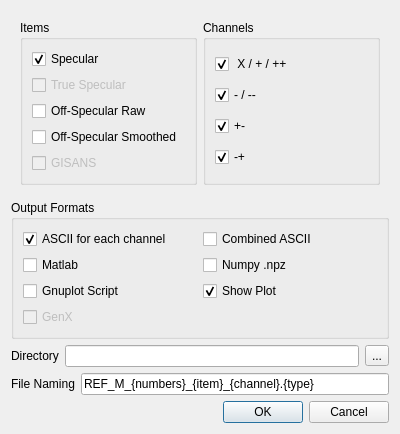
Qt form designer/reduce_dialog.ui (aglavic/quicknxs) before a commit.
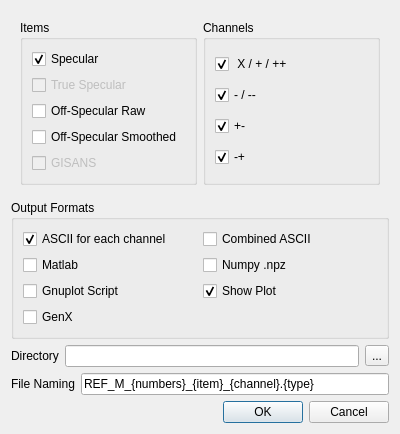
The same form after that commit. Icons and pictures are not drawn.

```diff
--- a/designer/reduce_dialog.ui
+++ b/designer/reduce_dialog.ui
@@ -187,9 +187,6 @@
       </item>
       <item row="3" column="0">
        <widget class="QCheckBox" name="genx">
-        <property name="enabled">
-         <bool>false</bool>
-        </property>
         <property name="text">
          <string>GenX</string>
         </property>
```
